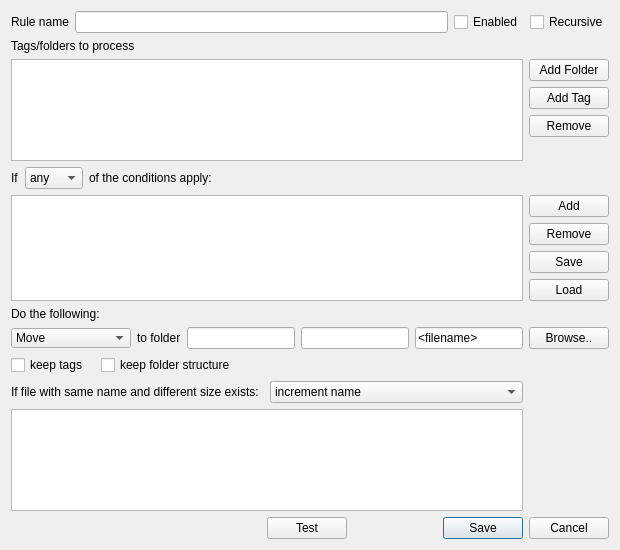
Qt form ui/rule_edit_window.ui (midnightdim/declutter) before a commit.
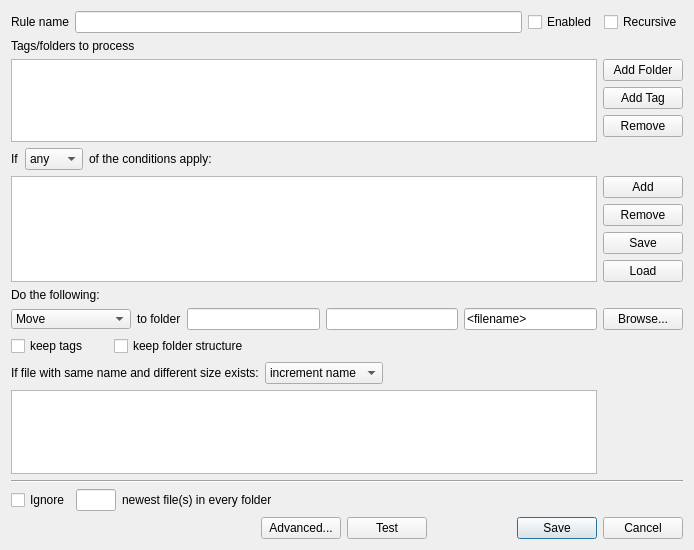
The same form after that commit.

Diff of the .ui file:
```diff
--- a/ui/rule_edit_window.ui
+++ b/ui/rule_edit_window.ui
@@ -9,7 +9,7 @@
    <rect>
     <x>0</x>
     <y>0</y>
-    <width>550</width>
+    <width>694</width>
     <height>550</height>
    </rect>
   </property>
@@ -201,7 +201,7 @@
        <item>
         <widget class="QPushButton" name="folderBrowseButton">
          <property name="text">
-          <string>Browse..</string>
+          <string>Browse...</string>
          </property>
         </widget>
        </item>
@@ -359,6 +359,19 @@
          </item>
         </widget>
        </item>
+       <item>
+        <spacer name="horizontalSpacer_4">
+         <property name="orientation">
+          <enum>Qt::Horizontal</enum>
+         </property>
+         <property name="sizeHint" stdset="0">
+          <size>
+           <width>40</width>
+           <height>0</height>
+          </size>
+         </property>
+        </spacer>
+       </item>
       </layout>
      </item>
      <item row="11" column="0">
@@ -373,7 +386,7 @@
      </item>
     </layout>
    </item>
-   <item row="3" column="0">
+   <item row="6" column="0">
     <layout class="QHBoxLayout" name="horizontalLayout_8">
      <item>
       <spacer name="horizontalSpacer">
@@ -388,6 +401,13 @@
        </property>
       </spacer>
      </item>
+     <item>
+      <widget class="QPushButton" name="advancedButton">
+       <property name="text">
+        <string>Advanced...</string>
+       </property>
+      </widget>
+     </item>
      <item>
       <widget class="QPushButton" name="testButton">
        <property name="text">
@@ -404,7 +424,7 @@
      </item>
     </layout>
    </item>
-   <item row="2" column="0">
+   <item row="5" column="0">
     <spacer name="verticalSpacer">
      <property name="orientation">
       <enum>Qt::Vertical</enum>
@@ -417,6 +437,54 @@
      </property>
     </spacer>
    </item>
+   <item row="3" column="0">
+    <layout class="QHBoxLayout" name="horizontalLayout_3">
+     <item>
+      <widget class="QCheckBox" name="ignoreNewestCheckBox">
+       <property name="text">
+        <string>Ignore</string>
+       </property>
+      </widget>
+     </item>
+     <item>
+      <widget class="QLineEdit" name="numberNewestEdit">
+       <property name="maximumSize">
+        <size>
+         <width>40</width>
+         <height>16777215</height>
+        </size>
+       </property>
+      </widget>
+     </item>
+     <item>
+      <widget class="QLabel" name="newestLabel">
+       <property name="text">
+        <string>newest file(s) in every folder</string>
+       </property>
+      </widget>
+     </item>
+     <item>
+      <spacer name="horizontalSpacer_3">
+       <property name="orientation">
+        <enum>Qt::Horizontal</enum>
+       </property>
+       <property name="sizeHint" stdset="0">
+        <size>
+         <width>40</width>
+         <height>0</height>
+        </size>
+       </property>
+      </spacer>
+     </item>
+    </layout>
+   </item>
+   <item row="2" column="0">
+    <widget class="Line" name="line">
+     <property name="orientation">
+      <enum>Qt::Horizontal</enum>
+     </property>
+    </widget>
+   </item>
   </layout>
  </widget>
  <resources/>
```
